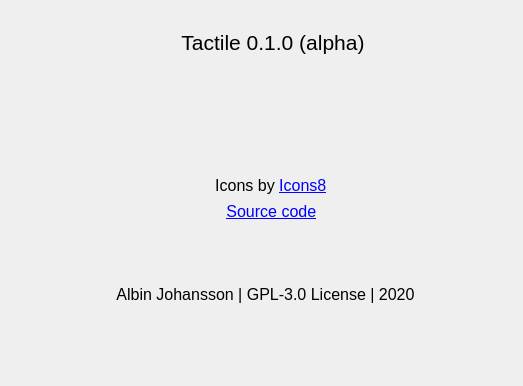
Before: the Qt Designer form src/gui/about/about.ui in albin-johansson/tactile, drawn with Qt 5.
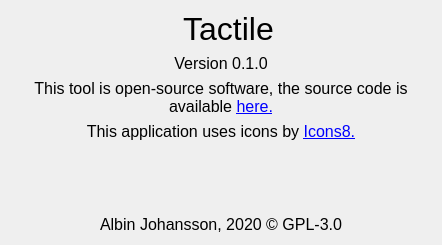
After: the same form once the commit is applied. Icons and pictures are not drawn.

The edit to the form file:
```diff
--- a/src/gui/about/about.ui
+++ b/src/gui/about/about.ui
@@ -9,8 +9,8 @@
    <rect>
     <x>0</x>
     <y>0</y>
-    <width>523</width>
-    <height>386</height>
+    <width>442</width>
+    <height>245</height>
    </rect>
   </property>
   <property name="sizePolicy">
@@ -35,23 +35,11 @@
   <property name="windowOpacity">
    <double>26.000000000000000</double>
   </property>
-  <widget class="QWidget" name="verticalLayoutWidget">
-   <property name="geometry">
-    <rect>
-     <x>30</x>
-     <y>30</y>
-     <width>471</width>
-     <height>331</height>
-    </rect>
-   </property>
    <layout class="QVBoxLayout" name="verticalLayout">
-    <property name="sizeConstraint">
-     <enum>QLayout::SetDefaultConstraint</enum>
-    </property>
     <item>
-     <layout class="QHBoxLayout" name="horizontalLayout_3">
+    <layout class="QHBoxLayout" name="horizontalLayout">
       <item>
-       <spacer name="headerLeftSpacer">
+      <spacer name="horizontalSpacer">
         <property name="orientation">
          <enum>Qt::Horizontal</enum>
         </property>
@@ -64,7 +52,7 @@
        </spacer>
       </item>
       <item>
-       <widget class="QLabel" name="tactileIcon">
+      <widget class="QLabel" name="iconLabel">
         <property name="text">
          <string/>
         </property>
@@ -89,7 +77,7 @@
          </font>
         </property>
         <property name="text">
-         <string>Tactile 0.1.0 (alpha)</string>
+        <string>&lt;html&gt;&lt;head/&gt;&lt;body&gt;&lt;p&gt;&lt;span style=&quot; font-size:24pt;&quot;&gt;Tactile&lt;/span&gt;&lt;/p&gt;&lt;/body&gt;&lt;/html&gt;</string>
         </property>
         <property name="alignment">
          <set>Qt::AlignCenter</set>
@@ -97,7 +85,7 @@
        </widget>
       </item>
       <item>
-       <spacer name="headerRightSpacer">
+      <spacer name="horizontalSpacer_2">
         <property name="orientation">
          <enum>Qt::Horizontal</enum>
         </property>
@@ -112,121 +100,15 @@
      </layout>
     </item>
     <item>
-     <spacer name="topSpacer">
-      <property name="orientation">
-       <enum>Qt::Vertical</enum>
-      </property>
-      <property name="sizeHint" stdset="0">
-       <size>
-        <width>20</width>
-        <height>40</height>
-       </size>
-      </property>
-     </spacer>
-    </item>
-    <item>
-     <spacer name="topSpacer2">
-      <property name="orientation">
-       <enum>Qt::Vertical</enum>
-      </property>
-      <property name="sizeHint" stdset="0">
-       <size>
-        <width>20</width>
-        <height>40</height>
-       </size>
-      </property>
-     </spacer>
-    </item>
-    <item>
-     <layout class="QHBoxLayout" name="horizontalLayout_2">
-      <item>
-       <spacer name="icons8LeftSpacer">
-        <property name="orientation">
-         <enum>Qt::Horizontal</enum>
-        </property>
-        <property name="sizeHint" stdset="0">
-         <size>
-          <width>40</width>
-          <height>20</height>
-         </size>
-        </property>
-       </spacer>
-      </item>
-      <item>
-       <widget class="QLabel" name="icons8Icon">
+    <widget class="QLabel" name="versionLabel">
         <property name="text">
-         <string/>
-        </property>
-        <property name="pixmap">
-         <pixmap resource="../../tactile.qrc">:/resources/icons/icons8/color/64/icons8.png</pixmap>
-        </property>
+      <string>Version 0.1.0</string>
+     </property>
         <property name="alignment">
          <set>Qt::AlignCenter</set>
         </property>
-       </widget>
-      </item>
-      <item>
-       <widget class="QLabel" name="icons8Label">
-        <property name="text">
-         <string>&lt;html&gt;&lt;head/&gt;&lt;body&gt;&lt;p&gt;Icons by
-                    &lt;a href=&quot;https://icons8.com/&quot;&gt;&lt;span
-                    style=&quot; text-decoration: underline; color:#0000ff;&quot;&gt;Icons8&lt;/span&gt;&lt;/a&gt;&lt;/p&gt;&lt;/body&gt;&lt;/html&gt;
-                  </string>
-        </property>
-        <property name="alignment">
-         <set>Qt::AlignCenter</set>
-        </property>
-       </widget>
-      </item>
-      <item>
-       <spacer name="icons8RightSpacer">
-        <property name="orientation">
-         <enum>Qt::Horizontal</enum>
-        </property>
-        <property name="sizeHint" stdset="0">
-         <size>
-          <width>40</width>
-          <height>20</height>
-         </size>
-        </property>
-       </spacer>
-      </item>
-     </layout>
-    </item>
-    <item>
-     <layout class="QHBoxLayout" name="horizontalLayout">
-      <item>
-       <spacer name="githubLeftSpacer">
-        <property name="orientation">
-         <enum>Qt::Horizontal</enum>
-        </property>
-        <property name="sizeHint" stdset="0">
-         <size>
-          <width>40</width>
-          <height>20</height>
-         </size>
-        </property>
-       </spacer>
-      </item>
-      <item>
-       <widget class="QLabel" name="githubIcon">
-        <property name="sizePolicy">
-         <sizepolicy hsizetype="Minimum" vsizetype="Preferred">
-          <horstretch>0</horstretch>
-          <verstretch>0</verstretch>
-         </sizepolicy>
-        </property>
-        <property name="layoutDirection">
-         <enum>Qt::RightToLeft</enum>
-        </property>
-        <property name="text">
-         <string/>
-        </property>
-        <property name="pixmap">
-         <pixmap resource="../../tactile.qrc">:/resources/icons/icons8/color/64/github.png</pixmap>
-        </property>
-        <property name="alignment">
-         <set>Qt::AlignCenter</set>
+     <property name="wordWrap">
+      <bool>true</bool>
         </property>
        </widget>
       </item>
@@ -239,33 +121,35 @@
          </font>
         </property>
         <property name="text">
-         <string>&lt;a href=&quot;https://github.com/albin-johansson/Tactile&quot;&gt;Source
-                    code&lt;/a&gt;
-                  </string>
+      <string>&lt;html&gt;&lt;head/&gt;&lt;body&gt;&lt;p&gt;This tool is open-source software, the source code is available &lt;a href=&quot;https://github.com/albin-johansson/Tactile&quot;&gt;&lt;span style=&quot; text-decoration: underline; color:#0000ff;&quot;&gt;here.&lt;/span&gt;&lt;/a&gt;&lt;/p&gt;&lt;/body&gt;&lt;/html&gt;</string>
         </property>
         <property name="alignment">
          <set>Qt::AlignCenter</set>
         </property>
+     <property name="wordWrap">
+      <bool>true</bool>
+     </property>
         <property name="openExternalLinks">
          <bool>true</bool>
         </property>
        </widget>
       </item>
       <item>
-       <spacer name="githubRightSpacer">
-        <property name="orientation">
-         <enum>Qt::Horizontal</enum>
-        </property>
-        <property name="sizeHint" stdset="0">
-         <size>
-          <width>40</width>
-          <height>20</height>
-         </size>
-        </property>
-       </spacer>
-      </item>
-     </layout>
-    </item>
+    <widget class="QLabel" name="icons8Label">
+     <property name="text">
+      <string>&lt;html&gt;&lt;head/&gt;&lt;body&gt;&lt;p&gt;This application uses icons by &lt;a href=&quot;https://icons8.com/&quot;&gt;&lt;span style=&quot; text-decoration: underline; color:#0000ff;&quot;&gt;Icons8.&lt;/span&gt;&lt;/a&gt;&lt;/p&gt;&lt;/body&gt;&lt;/html&gt;</string>
+     </property>
+     <property name="alignment">
+      <set>Qt::AlignCenter</set>
+     </property>
+     <property name="wordWrap">
+      <bool>true</bool>
+     </property>
+     <property name="openExternalLinks">
+      <bool>true</bool>
+     </property>
+    </widget>
+   </item>
     <item>
      <spacer name="authorContentSpacer">
       <property name="orientation">
@@ -280,40 +164,16 @@
      </spacer>
     </item>
     <item>
-     <widget class="QLabel" name="authorLabel">
-      <property name="font">
-       <font>
-        <family>Segoe UI</family>
-        <pointsize>12</pointsize>
-        <weight>50</weight>
-        <bold>false</bold>
-        <strikeout>false</strikeout>
-        <kerning>true</kerning>
-       </font>
-      </property>
+    <widget class="QLabel" name="licenseLabel">
       <property name="text">
-       <string>Albin Johansson | GPL-3.0 License | 2020</string>
+      <string>Albin Johansson, 2020 © GPL-3.0</string>
       </property>
       <property name="alignment">
        <set>Qt::AlignCenter</set>
       </property>
      </widget>
     </item>
-    <item>
-     <spacer name="bottomSpacer">
-      <property name="orientation">
-       <enum>Qt::Vertical</enum>
-      </property>
-      <property name="sizeHint" stdset="0">
-       <size>
-        <width>20</width>
-        <height>40</height>
-       </size>
-      </property>
-     </spacer>
-    </item>
-   </layout>
-  </widget>
+  </layout>
  </widget>
  <resources>
   <include location="../../tactile.qrc"/>
```
Left out of the diff: 5 changed lines with no effect on the pictures. Lines whose indentation alone changed are shown as unchanged.
